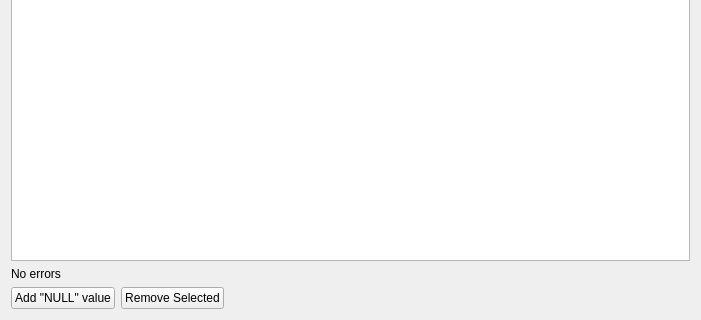
Above: src/ui/editorwidgets/qgsvaluemapconfigdlgbase.ui from qgis/QGIS before the change; both pictures show x 0 to 701 and y 173 to 493 of the 701 by 493 pixel window. Below: the same form after it.
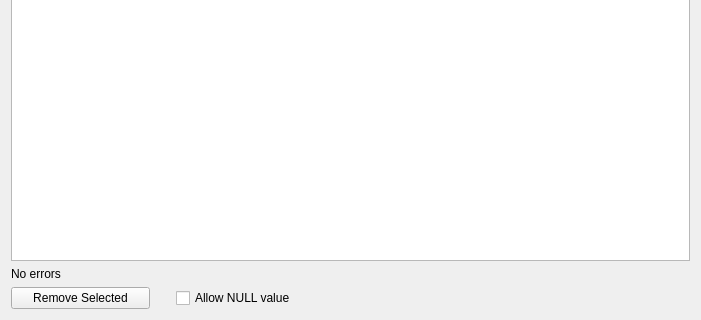
That is the form after the change.

Commit message:
Allow null value checkbox
Replacement of the button "Add NULL value" with a checkbox. The behaviour is now the same as of the value relation. fixes qgis#45088.

The edit to the form file:
```diff
--- a/src/ui/editorwidgets/qgsvaluemapconfigdlgbase.ui
+++ b/src/ui/editorwidgets/qgsvaluemapconfigdlgbase.ui
@@ -90,13 +90,6 @@
    </item>
    <item row="3" column="0" colspan="3">
     <layout class="QHBoxLayout" name="horizontalLayout">
-     <item>
-      <widget class="QPushButton" name="addNullButton">
-       <property name="text">
-        <string>Add &quot;NULL&quot; value</string>
-       </property>
-      </widget>
-     </item>
      <item>
       <widget class="QPushButton" name="removeSelectedButton">
        <property name="text">
@@ -104,14 +97,40 @@
        </property>
       </widget>
      </item>
+     <item>
+      <spacer name="horizontalSpacer_3">
+       <property name="orientation">
+        <enum>Qt::Orientation::Horizontal</enum>
+       </property>
+       <property name="sizeType">
+        <enum>QSizePolicy::Policy::Fixed</enum>
+       </property>
+       <property name="sizeHint" stdset="0">
+        <size>
+         <width>20</width>
+         <height>20</height>
+        </size>
+       </property>
+      </spacer>
+     </item>
+     <item>
+      <widget class="QCheckBox" name="allowNullCheckBox">
+       <property name="text">
+        <string>Allow NULL value</string>
+       </property>
+      </widget>
+     </item>
      <item>
       <spacer name="horizontalSpacer_2">
        <property name="orientation">
-        <enum>Qt::Horizontal</enum>
+        <enum>Qt::Orientation::Horizontal</enum>
+       </property>
+       <property name="sizeType">
+        <enum>QSizePolicy::Policy::Fixed</enum>
        </property>
        <property name="sizeHint" stdset="0">
         <size>
-         <width>518</width>
+         <width>375</width>
          <height>20</height>
         </size>
        </property>
```
Left out of the diff: 75 changed lines with no effect on the pictures. The commit also changes 3 other files.
